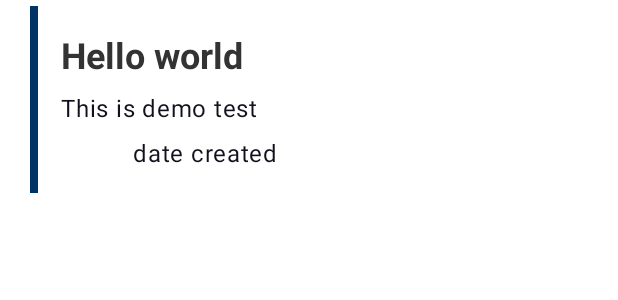
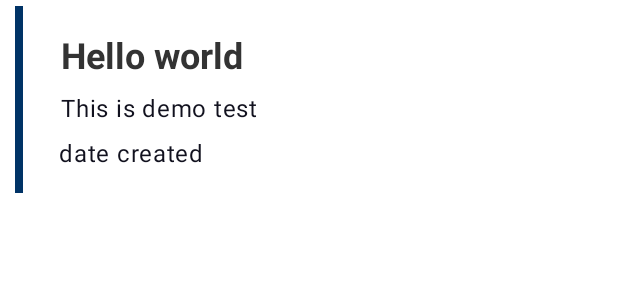
Before and after one commit to carolinemusyoka/NoteApp, an Android app: the layout item_post_notes.xml on its own in the app's theme, with its tools: preview values and no code run, on a phone screen of 412 x 824 dp. Shown: the top 300 px of the screen. Run offline under Robolectric (Android 15) with nearby library versions, the phone set to English and light mode, and no system bars; Roboto replaces fonts that are not available here.

Commit message:
color codes

```diff
--- a/app/src/main/java/com/carolmusyoka/noteapp/note/notes/NotesFragment.kt
+++ b/app/src/main/java/com/carolmusyoka/noteapp/note/notes/NotesFragment.kt
@@ -19,6 +19,7 @@ import com.carolmusyoka.noteapp.databinding.NotesFragmentBinding
 import com.carolmusyoka.noteapp.room.model.Notes
 import com.carolmusyoka.noteapp.utils.hide
 import com.carolmusyoka.noteapp.utils.show
+import kotlinx.android.synthetic.main.item_post_notes.*
 
 class NotesFragment : Fragment(R.layout.notes_fragment) {
     private val viewModel: NotesViewModel by activityViewModels()
@@ -31,6 +32,7 @@ class NotesFragment : Fragment(R.layout.notes_fragment) {
         container: ViewGroup?,
         savedInstanceState: Bundle?,
     ): View? {
+
         _binding = NotesFragmentBinding.inflate(inflater, container, false)
         return binding.root
     }
@@ -39,7 +41,6 @@ class NotesFragment : Fragment(R.layout.notes_fragment) {
         super.onViewCreated(view, savedInstanceState)
         setHasOptionsMenu(true)
         setUpRV()
-
         // onclick navigate to add notes
         binding.btnAddNotes.setOnClickListener {
             findNavController().navigate(R.id.action_notesFragment_to_addNotesFragment)
--- a/app/src/main/java/com/carolmusyoka/noteapp/note/notes/NotesViewModel.kt
+++ b/app/src/main/java/com/carolmusyoka/noteapp/note/notes/NotesViewModel.kt
@@ -4,6 +4,7 @@ import android.app.Application
 import androidx.lifecycle.AndroidViewModel
 import androidx.lifecycle.asLiveData
 import androidx.lifecycle.viewModelScope
+import com.carolmusyoka.noteapp.R
 import com.carolmusyoka.noteapp.datastore.UIModePreference
 import com.carolmusyoka.noteapp.room.model.Notes
 import com.carolmusyoka.noteapp.room.repo.NotesRepo
@@ -66,4 +67,5 @@ class NotesViewModel(application: Application, private val notesRepo: NotesRepo)
         )
         notesRepo.deleteNotes(notes)
     }
+
 }
--- a/app/src/main/res/layout/item_post_notes.xml
+++ b/app/src/main/res/layout/item_post_notes.xml
@@ -14,9 +14,10 @@
         android:background="?selectableItemBackground">
 
         <View
+            android:id="@+id/view_color"
             android:layout_width="5.6dp"
             android:layout_height="0dp"
-            android:layout_marginStart="16dp"
+            android:layout_marginStart="6dp"
             android:layout_marginEnd="14dp"
             android:background="@color/colorBlueMidnight"
             app:layout_constraintBottom_toBottomOf="parent"
@@ -71,7 +72,7 @@
             android:layout_height="wrap_content"
             android:layout_marginStart="@dimen/dimen_16"
             android:layout_marginTop="8dp"
-            android:layout_marginEnd="@dimen/dimen_16"
+            android:layout_marginEnd="16dp"
             android:layout_marginBottom="16dp"
             android:ellipsize="end"
             android:fontFamily="@font/andada"
@@ -81,7 +82,7 @@
             android:textColor="@color/note_text_color"
             app:layout_constraintBottom_toBottomOf="parent"
             app:layout_constraintEnd_toEndOf="parent"
-            app:layout_constraintHorizontal_bias="0.25"
+            app:layout_constraintHorizontal_bias="0.071"
             app:layout_constraintStart_toStartOf="parent"
             app:layout_constraintTop_toBottomOf="@+id/item_notes_desc"
             app:layout_constraintVertical_bias="0.0"
```
Also changed, not shown: app/src/main/java/com/carolmusyoka/noteapp/note/notes/NotesAdapter.kt (+13 -8 lines), app/src/main/res/values/colors.xml (+29 -0 lines).
